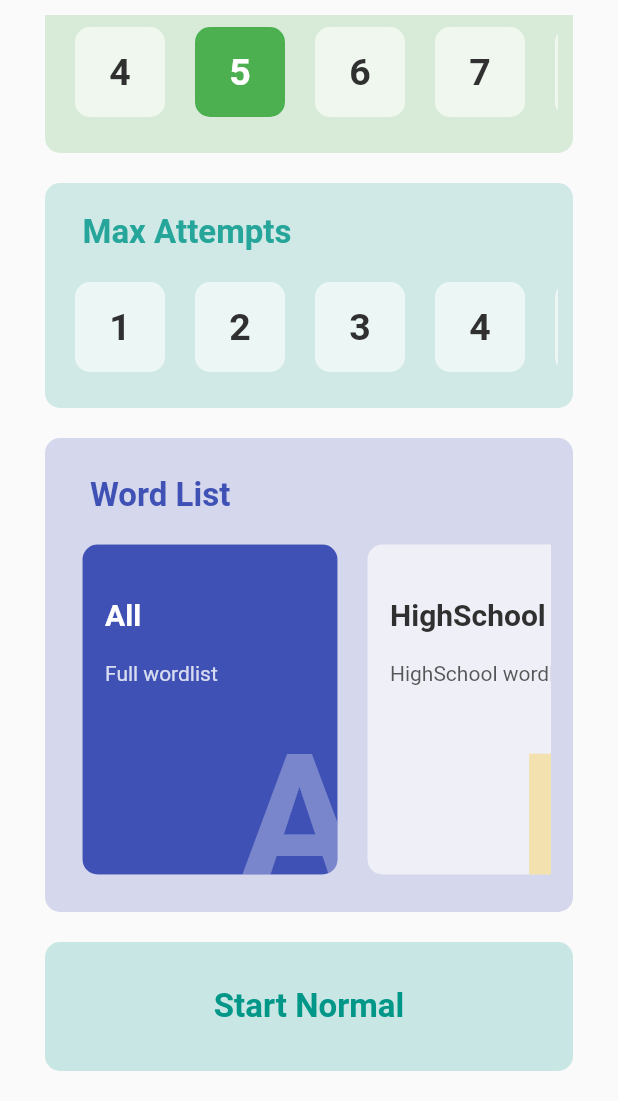
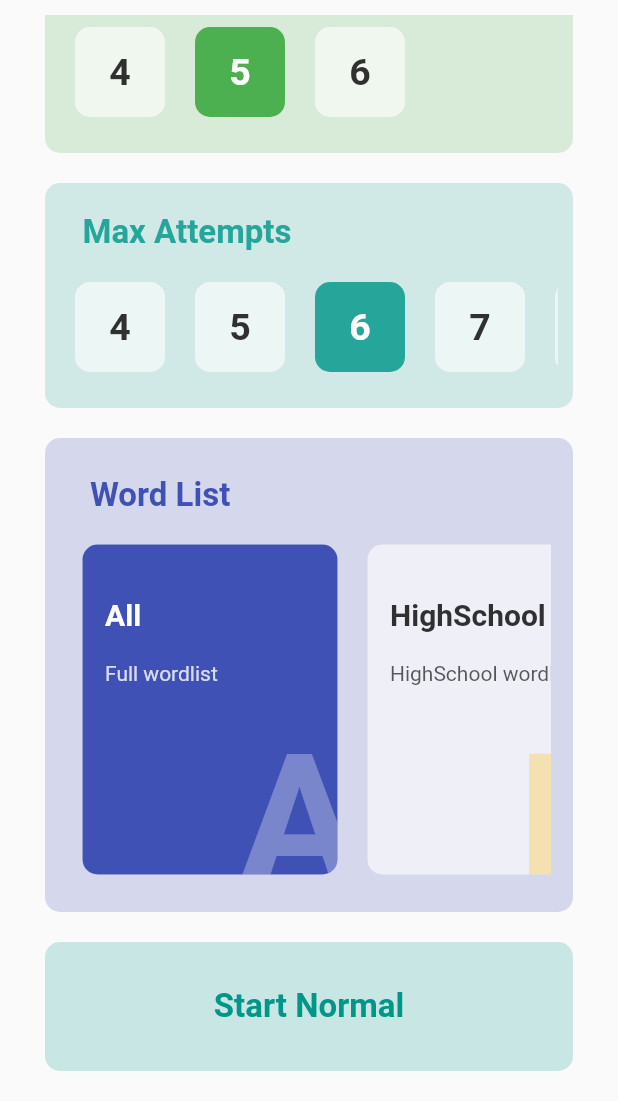
Before and after one commit to 19021362/Mobile_18, a Flutter app: the screen it shows after launch, scrolled down 68 dp, on a phone screen of 412 x 824 dp, the part 135-1236 px from its top. Run offline on Flutter 3.47's test engine with Material 2 defaults, Android fonts, the phone set to English and light mode, and no system bars; project files that could hold a hidden picture were left out.

Commit message:
update project

```diff
--- a/Week 4/Flutter-Wordle-main/lib/display_pannel.dart
+++ b/Week 4/Flutter-Wordle-main/lib/display_pannel.dart
@@ -31,7 +31,7 @@ class _WordleDisplayWidgetState extends State<WordleDisplayWidget> with TickerPr
       if(validation[i] != 1) {
         result = false;
       }
-      await Future.delayed(const Duration(milliseconds: 950));
+      await Future.delayed(const Duration(milliseconds: 250));
     }
     if(!onAnimation) {
       return;
--- a/Week 4/Flutter-Wordle-main/lib/game_page.dart
+++ b/Week 4/Flutter-Wordle-main/lib/game_page.dart
@@ -72,8 +72,8 @@ class _GamePageState extends State<GamePage> with TickerProviderStateMixin{
               //iconTheme: const IconThemeData(color: Colors.black),
               actions: [
                 AnimatedSwitcher(
-                  duration: const Duration(milliseconds: 750),
-                  reverseDuration: const Duration(milliseconds: 750),
+                  duration: const Duration(milliseconds: 75),
+                  reverseDuration: const Duration(milliseconds: 75),
                   switchInCurve: Curves.bounceOut,
                   switchOutCurve: Curves.bounceIn,
                   transitionBuilder: (child, animation) {
--- a/Week 4/Flutter-Wordle-main/lib/generator.dart
+++ b/Week 4/Flutter-Wordle-main/lib/generator.dart
@@ -42,7 +42,7 @@ Future<Map<String, List<String>>> generateQuestionSet({required String dicName,
 }
 
 Future<String> fetchOnlineWord() async {
-  await Future.delayed(const Duration(seconds: 2));
+  await Future.delayed(const Duration(seconds: 1));
   return "BINGO";
 }
 
--- a/Week 4/Flutter-Wordle-main/lib/main.dart
+++ b/Week 4/Flutter-Wordle-main/lib/main.dart
@@ -273,7 +273,7 @@ class _OfflinePageState extends State<OfflinePage> {
                       scrollDirection: Axis.horizontal,
                       child: Row(
                         children: [
-                          for(int i = 4; i <= 8; i++)
+                          for(int i = 4; i <= 6; i++)
                             generateSelectionBox(
                               id: i,
                               width: 80.0,
@@ -320,7 +320,7 @@ class _OfflinePageState extends State<OfflinePage> {
                       scrollDirection: Axis.horizontal,
                       child: Row(
                         children: [
-                          for(int i = 1; i <= 8; i++)
+                          for(int i = 4; i <= 8; i++)
                             generateSelectionBox(
                               id: i,
                               width: 80.0,
--- a/Week 4/Flutter-Wordle-main/lib/single_selection.dart
+++ b/Week 4/Flutter-Wordle-main/lib/single_selection.dart
@@ -57,15 +57,15 @@ class _SingleSelectionBoxState extends State<SingleSelectionBox> with TickerProv
     super.initState();
     _scaleController = AnimationController(
       vsync: this,
-      duration: const Duration(milliseconds: 750),
+      duration: const Duration(milliseconds: 75),
     );
     _opacController = AnimationController(
       vsync: this,
-      duration: const Duration(milliseconds: 750),
+      duration: const Duration(milliseconds: 75),
     );
     _shrinkController = AnimationController(
       vsync: this,
-      duration: const Duration(milliseconds: 500),
+      duration: const Duration(milliseconds: 50),
     );
     if(context.findAncestorWidgetOfExactType<GroupSharedData>()!.selected == widget.id) {
       _scaleController.value = _scaleController.upperBound;
@@ -124,7 +124,7 @@ class _SingleSelectionBoxState extends State<SingleSelectionBox> with TickerProv
                 //Container
                 Positioned.fill(
                   child: AnimatedContainer(
-                    duration: const Duration(milliseconds: 750),
+                    duration: const Duration(milliseconds: 75),
                     decoration: decoration,
                     alignment: Alignment.center,
                   ),
@@ -182,7 +182,7 @@ class _SingleSelectionBoxState extends State<SingleSelectionBox> with TickerProv
                 ),
                 Positioned(
                   child: AnimatedSwitcher(
-                    duration: const Duration(milliseconds: 750),
+                    duration: const Duration(milliseconds: 75),
                     child: data.selected == widget.id ? widget.selectedChild : widget.unselectedChild,
                   ),
                 ),
```
